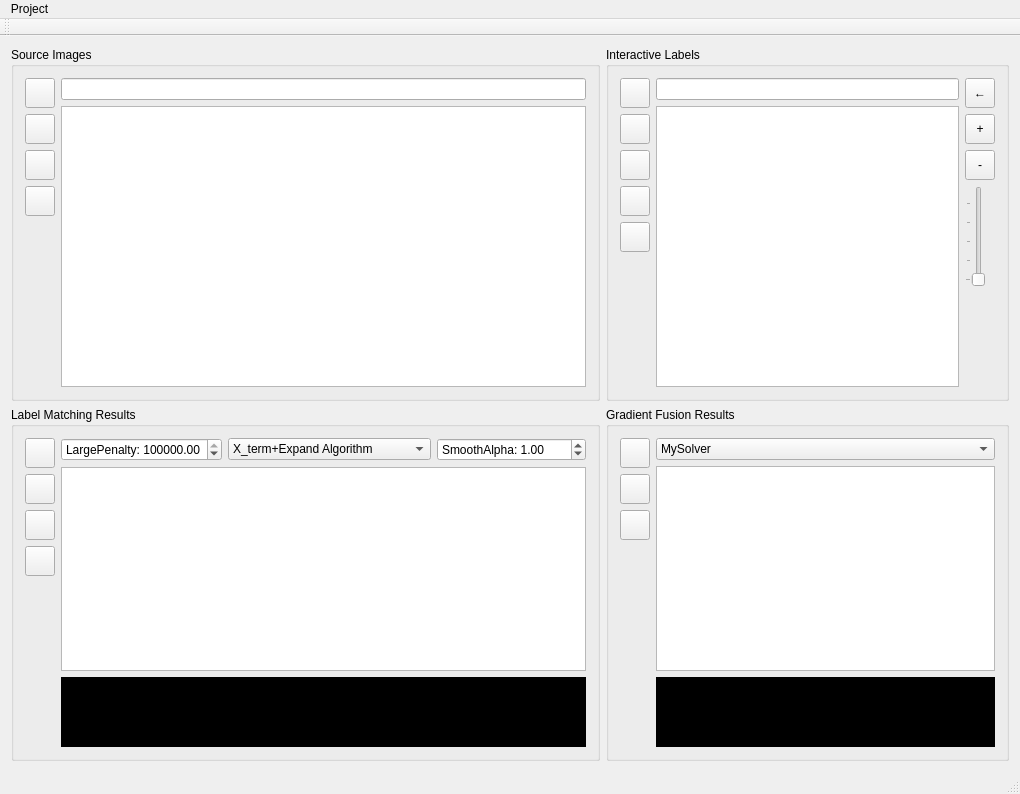
Above: InteractiveDigitalMontage.ui from Kouek/InteractiveDigitalMontage before the change. Below: the same form after it.
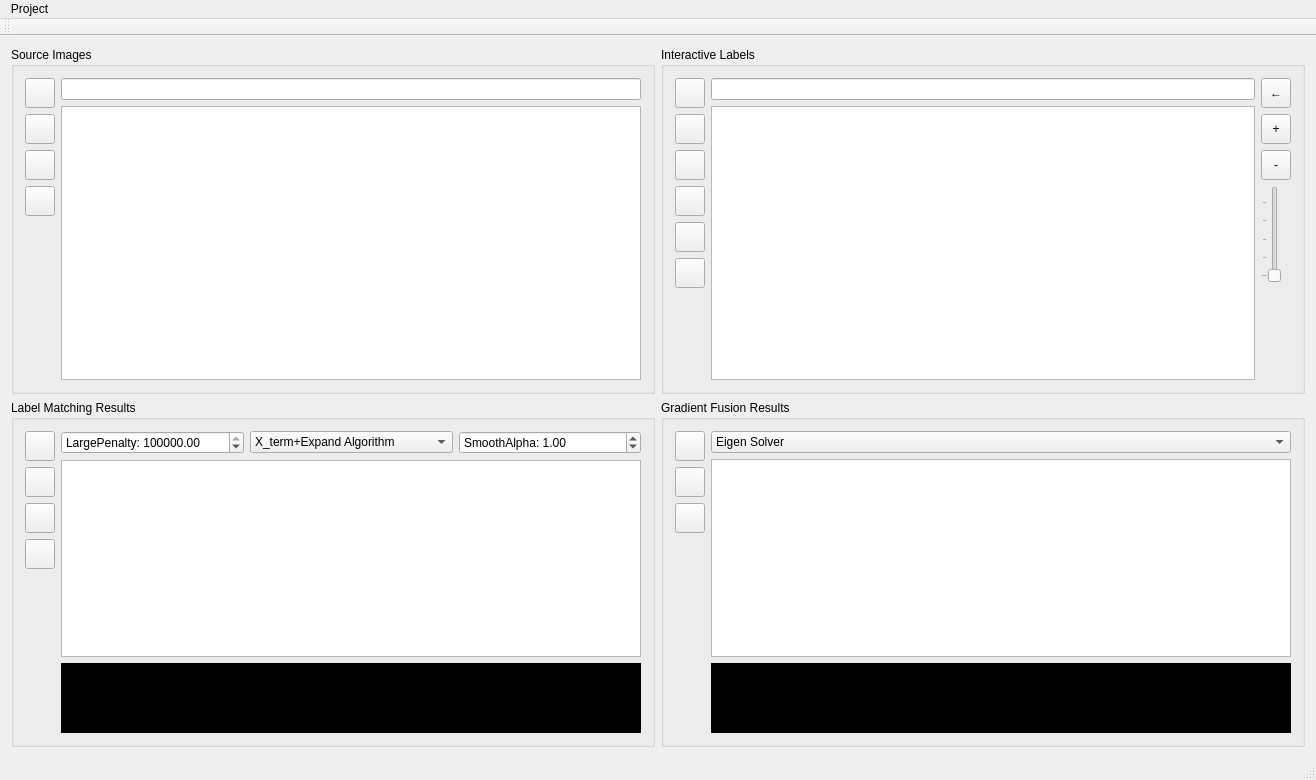
That is the form after the change. Icons and pictures are not drawn. Custom widgets are drawn as their Qt base class.

Commit message: add:export labels

The edit to the form file:
```diff
--- a/InteractiveDigitalMontage.ui
+++ b/InteractiveDigitalMontage.ui
@@ -6,8 +6,8 @@
    <rect>
     <x>0</x>
     <y>0</y>
-    <width>1020</width>
-    <height>794</height>
+    <width>1316</width>
+    <height>780</height>
    </rect>
   </property>
   <property name="windowTitle">
@@ -411,6 +411,9 @@
              <property name="toolTip">
               <string>&lt;html&gt;&lt;head/&gt;&lt;body&gt;&lt;p&gt;Choose the Solver of Gradient Fusing&lt;/p&gt;&lt;/body&gt;&lt;/html&gt;</string>
              </property>
+             <property name="currentIndex">
+              <number>1</number>
+             </property>
              <item>
               <property name="text">
                <string>MySolver</string>
@@ -837,6 +840,32 @@
            </property>
           </widget>
          </item>
+         <item>
+          <widget class="QToolButton" name="toolButtonExportLbls">
+           <property name="sizePolicy">
+            <sizepolicy hsizetype="Minimum" vsizetype="Fixed">
+             <horstretch>0</horstretch>
+             <verstretch>0</verstretch>
+            </sizepolicy>
+           </property>
+           <property name="minimumSize">
+            <size>
+             <width>30</width>
+             <height>30</height>
+            </size>
+           </property>
+           <property name="toolTip">
+            <string>&lt;html&gt;&lt;head/&gt;&lt;body&gt;&lt;p&gt;Export All Labels&lt;/p&gt;&lt;/body&gt;&lt;/html&gt;</string>
+           </property>
+           <property name="text">
+            <string/>
+           </property>
+           <property name="icon">
+            <iconset resource="InteractiveDigitalMontage.qrc">
+             <normaloff>:/InteractiveDigitalMontage/rsc/Export.png</normaloff>:/InteractiveDigitalMontage/rsc/Export.png</iconset>
+           </property>
+          </widget>
+         </item>
          <item>
           <spacer name="verticalSpacer_2">
            <property name="orientation">
@@ -1027,7 +1056,7 @@
     <rect>
      <x>0</x>
      <y>0</y>
-     <width>1020</width>
+     <width>1316</width>
      <height>26</height>
     </rect>
    </property>
```
Left out of the diff: 4 changed lines with no effect on the pictures. The commit also changes 4 other files.
